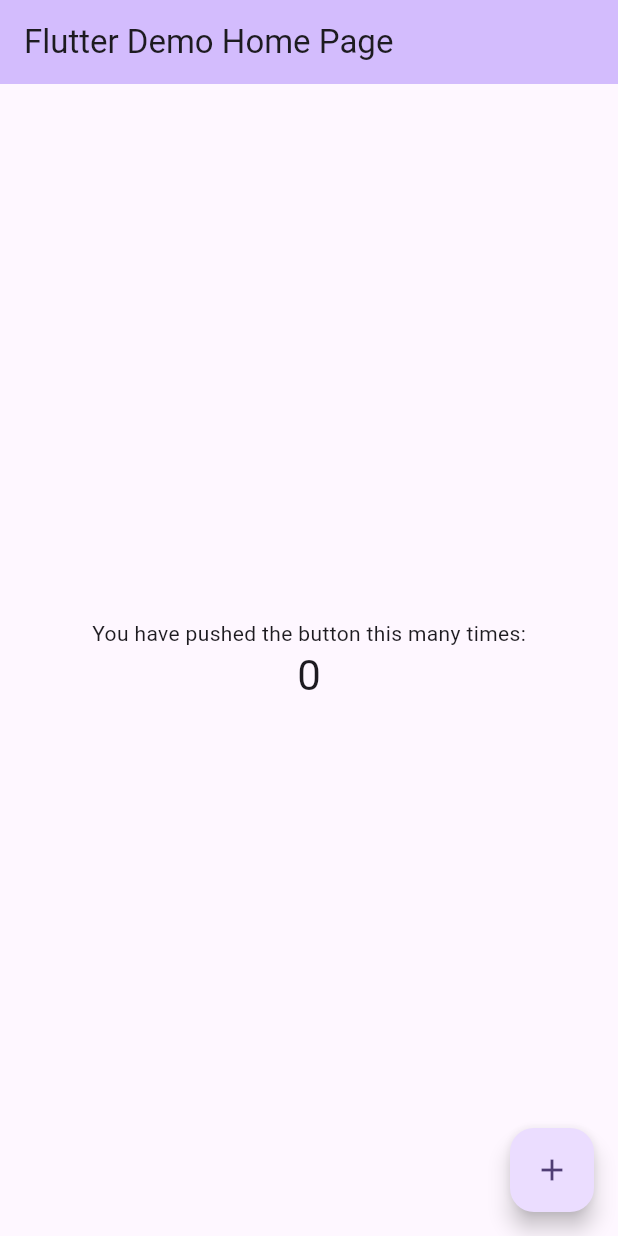
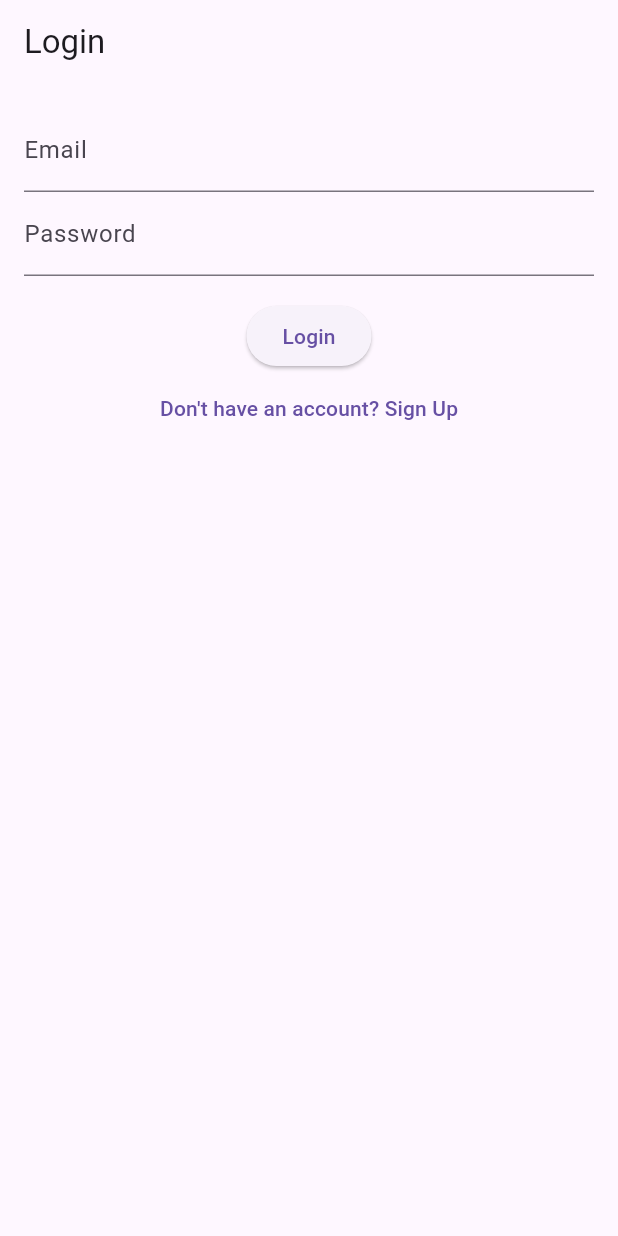
Before and after one commit to majidbhuiyan20/EduNotify, a Flutter app: the screen it shows after launch, on a phone screen of 412 x 824 dp. Run offline on Flutter 3.47's test engine with Material 3 defaults, Android fonts, the light colour scheme and no system bars; our stand-ins replace firebase_auth, firebase_core; accounts and stored records are empty.

Commit message:
Firebase Auth Complete

```diff
--- /dev/null
+++ b/lib/auth_gate.dart
@@ -0,0 +1 @@
+// TODO Implement this library.
--- /dev/null
+++ b/lib/core/constants/app_strings.dart
@@ -0,0 +1,11 @@
+class AppStrings {
+  static const appName = "EduNotify";
+  static const login = "Login";
+  static const signup = "Sign Up";
+  static const phoneNumber = "Phone Number";
+  static const enterOtp = "Enter OTP";
+  static const welcome = "Welcome to EduNotify!";
+  static const signInContinue = "Sign in to continue";
+  static const createAccount = "'Create Account'";
+  static const joinEduNotify = "Join EduNotify to stay updated";
+}
--- /dev/null
+++ b/lib/features/auth/firebase_auth_service.dart
@@ -0,0 +1,29 @@
+import 'package:firebase_auth/firebase_auth.dart';
+
+class FirebaseAuthService {
+  final FirebaseAuth _auth = FirebaseAuth.instance;
+
+  Future<String?> signUp(String email, String password) async {
+    try {
+      await _auth.createUserWithEmailAndPassword(
+        email: email.trim(),
+        password: password.trim(),
+      );
+      return null; // No error
+    } catch (e) {
+      return e.toString(); // Return error string
+    }
+  }
+
+  Future<String?> signIn(String email, String password) async {
+    try {
+      await _auth.signInWithEmailAndPassword(
+        email: email.trim(),
+        password: password.trim(),
+      );
+      return null; // No error
+    } catch (e) {
+      return e.toString(); // Return error string
+    }
+  }
+}
--- /dev/null
+++ b/lib/features/auth/home_screen.dart
@@ -0,0 +1 @@
+// TODO Implement this library.
--- /dev/null
+++ b/lib/features/auth/login_view.dart
@@ -0,0 +1,65 @@
+import 'package:flutter/material.dart';
+import '../../views/home_screen.dart';
+import 'firebase_auth_service.dart';
+import 'signup_view.dart';
+import 'home_screen.dart'; // Ensure you have a home_screen.dart file or import your actual home screen widget.
+
+class LogInView extends StatefulWidget {
+  const LogInView({super.key});
+
+  @override
+  State<LogInView> createState() => _LoginViewState();
+}
+
+class _LoginViewState extends State<LogInView> {
+  final _emailController = TextEditingController();
+  final _passwordController = TextEditingController();
+  final _authService = FirebaseAuthService();
+
+  void _login() async {
+    final error = await _authService.signIn(
+      _emailController.text,
+      _passwordController.text,
+    );
+    if (error == null) {
+      Navigator.pushReplacement(
+        context,
+        MaterialPageRoute(builder: (context) => HomeScreen()),
+      );
+    } else {
+      ScaffoldMessenger.of(context).showSnackBar(
+        SnackBar(content: Text("Login failed: $error")),
+      );
+    }
+  }
+
+  @override
+  Widget build(BuildContext context) {
+    return Scaffold(
+      appBar: AppBar(title: Text('Login')),
+      body: Padding(
+        padding: const EdgeInsets.all(16.0),
+        child: Column(children: [
+          TextField(
+            controller: _emailController,
+            decoration: InputDecoration(labelText: "Email"),
+          ),
+          TextField(
+            controller: _passwordController,
+            decoration: InputDecoration(labelText: "Password"),
+            obscureText: true,
+          ),
+          SizedBox(height: 16),
+          ElevatedButton(onPressed: _login, child: Text("Login")),
+          TextButton(
+            onPressed: () => Navigator.push(
+              context,
+              MaterialPageRoute(builder: (_) => SignUpView()),
+            ),
+            child: Text("Don't have an account? Sign Up"),
+          ),
+        ]),
+      ),
+    );
+  }
+}
--- a/lib/main.dart
+++ b/lib/main.dart
@@ -1,122 +1,23 @@
+import 'package:edunotify/features/auth/login_view.dart';
 import 'package:flutter/material.dart';
+import 'package:firebase_core/firebase_core.dart';
 
-void main() {
-  runApp(const MyApp());
+void main() async {
+  WidgetsFlutterBinding.ensureInitialized();
+  await Firebase.initializeApp(); // Ensure Firebase is initialized
+  runApp(MyApp());
 }
 
 class MyApp extends StatelessWidget {
   const MyApp({super.key});
 
-  // This widget is the root of your application.
   @override
   Widget build(BuildContext context) {
     return MaterialApp(
-      title: 'Flutter Demo',
-      theme: ThemeData(
-        // This is the theme of your application.
-        //
-        // TRY THIS: Try running your application with "flutter run". You'll see
-        // the application has a purple toolbar. Then, without quitting the app,
-        // try changing the seedColor in the colorScheme below to Colors.green
-        // and then invoke "hot reload" (save your changes or press the "hot
-        // reload" button in a Flutter-supported IDE, or press "r" if you used
-        // the command line to start the app).
-        //
-        // Notice that the counter didn't reset back to zero; the application
-        // state is not lost during the reload. To reset the state, use hot
-        // restart instead.
-        //
-        // This works for code too, not just values: Most code changes can be
-        // tested with just a hot reload.
-        colorScheme: ColorScheme.fromSeed(seedColor: Colors.deepPurple),
-      ),
-      home: const MyHomePage(title: 'Flutter Demo Home Page'),
+      debugShowCheckedModeBanner: false,
+      title: 'Firebase Auth Demo',
+      theme: ThemeData(primarySwatch: Colors.blue),
+      home: LogInView(),
     );
   }
 }
-
-class MyHomePage extends StatefulWidget {
-  const MyHomePage({super.key, required this.title});
-
-  // This widget is the home page of your application. It is stateful, meaning
-  // that it has a State object (defined below) that contains fields that affect
-  // how it looks.
-
-  // This class is the configuration for the state. It holds the values (in this
-  // case the title) provided by the parent (in this case the App widget) and
-  // used by the build method of the State. Fields in a Widget subclass are
-  // always marked "final".
-
-  final String title;
-
-  @override
-  State<MyHomePage> createState() => _MyHomePageState();
-}
-
-class _MyHomePageState extends State<MyHomePage> {
-  int _counter = 0;
-
-  void _incrementCounter() {
-    setState(() {
-      // This call to setState tells the Flutter framework that something has
-      // changed in this State, which causes it to rerun the build method below
-      // so that the display can reflect the updated values. If we changed
-      // _counter without calling setState(), then the build method would not be
-      // called again, and so nothing would appear to happen.
-      _counter++;
-    });
-  }
-
-  @override
-  Widget build(BuildContext context) {
-    // This method is rerun every time setState is called, for instance as done
-    // by the _incrementCounter method above.
-    //
-    // The Flutter framework has been optimized to make rerunning build methods
-    // fast, so that you can just rebuild anything that needs updating rather
-    // than having to individually change instances of widgets.
-    return Scaffold(
-      appBar: AppBar(
-        // TRY THIS: Try changing the color here to a specific color (to
-        // Colors.amber, perhaps?) and trigger a hot reload to see the AppBar
-        // change color while the other colors stay the same.
-        backgroundColor: Theme.of(context).colorScheme.inversePrimary,
-        // Here we take the value from the MyHomePage object that was created by
-        // the App.build method, and use it to set our appbar title.
-        title: Text(widget.title),
-      ),
-      body: Center(
-        // Center is a layout widget. It takes a single child and positions it
-        // in the middle of the parent.
-        child: Column(
-          // Column is also a layout widget. It takes a list of children and
-          // arranges them vertically. By default, it sizes itself to fit its
-          // children horizontally, and tries to be as tall as its parent.
-          //
-          // Column has various properties to control how it sizes itself and
-          // how it positions its children. Here we use mainAxisAlignment to
-          // center the children vertically; the main axis here is the vertical
-          // axis because Columns are vertical (the cross axis would be
-          // horizontal).
-          //
-          // TRY THIS: Invoke "debug painting" (choose the "Toggle Debug Paint"
-          // action in the IDE, or press "p" in the console), to see the
-          // wireframe for each widget.
-          mainAxisAlignment: MainAxisAlignment.center,
-          children: <Widget>[
-            const Text('You have pushed the button this many times:'),
-            Text(
-              '$_counter',
-              style: Theme.of(context).textTheme.headlineMedium,
-            ),
-          ],
-        ),
-      ),
-      floatingActionButton: FloatingActionButton(
-        onPressed: _incrementCounter,
-        tooltip: 'Increment',
-        child: const Icon(Icons.add),
-      ), // This trailing comma makes auto-formatting nicer for build methods.
-    );
-  }
-}
--- a/pubspec.yaml
+++ b/pubspec.yaml
@@ -34,6 +34,11 @@ dependencies:
   # The following adds the Cupertino Icons font to your application.
   # Use with the CupertinoIcons class for iOS style icons.
   cupertino_icons: ^1.0.8
+  firebase_core: ^3.13.0
+  firebase_auth: ^5.5.3
+  firebase_storage: ^12.4.5
+  get: ^4.7.2
+
 
 dev_dependencies:
   flutter_test:
```
Also changed, not shown: lib/core/constants/app_colors.dart (added, +10 -0 lines), lib/features/auth/signup_view.dart (added, +56 -0 lines), lib/views/home_screen.dart (added, +35 -0 lines), lib/views/dashboard/student_dashboard.dart (added), lib/views/dashboard/teacher_dashboard.dart (added), pubspec.lock, 10 other files.
